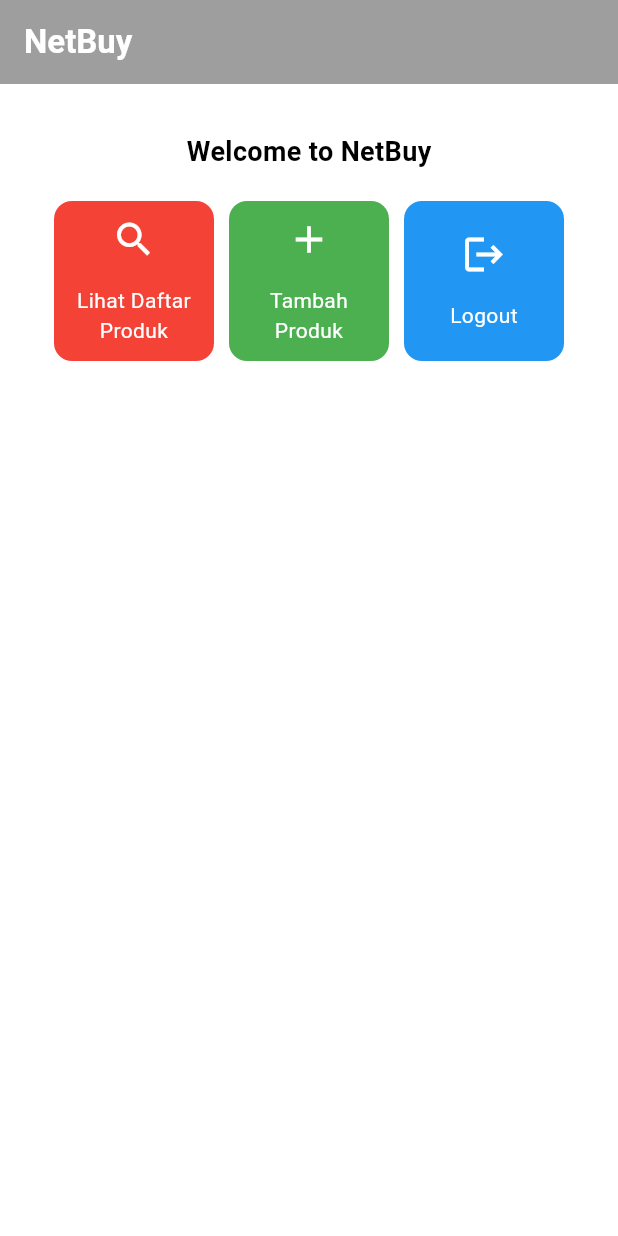
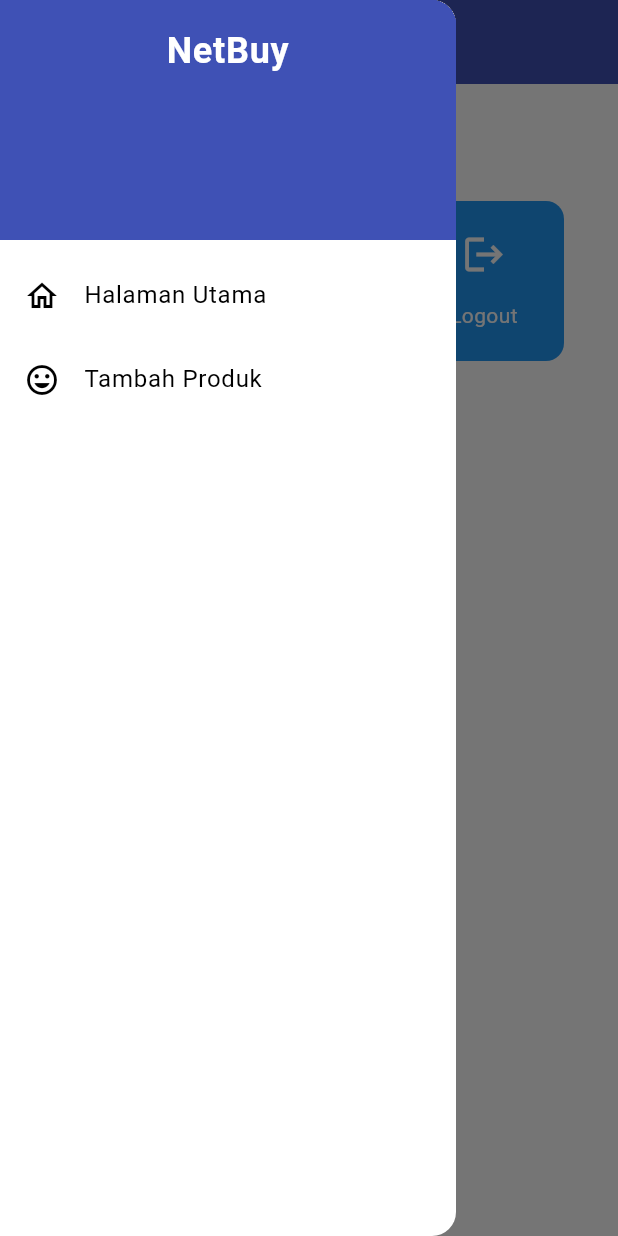
Before and after one commit to abyasa05/e-commerce-mobile, a Flutter app: the screen it shows after launch, with the side drawer open (before the commit the screen has no drawer), on a phone screen of 412 x 824 dp. Run offline on Flutter 3.47's test engine with Material 3 defaults, Android fonts, the phone set to English and light mode, and no system bars.

Commit message:
Tugas 8 selesai

```diff
--- a/lib/main.dart
+++ b/lib/main.dart
@@ -1,5 +1,5 @@
 import 'package:flutter/material.dart';
-import 'package:e_commerce/menu.dart';
+import 'package:e_commerce/screens/menu.dart';
 
 void main() {
   runApp(const MyApp());
@@ -30,8 +30,8 @@ class MyApp extends StatelessWidget {
         // This works for code too, not just values: Most code changes can be
         // tested with just a hot reload.
          colorScheme: ColorScheme.fromSwatch(
-               primarySwatch: Colors.grey,
-         ).copyWith(secondary: Colors.grey[300]),
+               primarySwatch: Colors.indigo,
+         ).copyWith(secondary: Colors.indigo[300]),
         useMaterial3: true,
       ),
       home: MyHomePage(),
--- a/lib/menu.dart
+++ b/lib/screens/menu.dart
@@ -1,4 +1,6 @@
 import 'package:flutter/material.dart';
+import 'package:e_commerce/widgets/left_drawer.dart';
+import 'package:e_commerce/widgets/product_card.dart';
 
 class MyHomePage extends StatelessWidget {
     final List<ItemHomepage> items = [
@@ -24,7 +26,10 @@ class MyHomePage extends StatelessWidget {
             ),
             // Warna latar belakang AppBar diambil dari skema warna tema aplikasi.
             backgroundColor: Theme.of(context).colorScheme.primary,
+            iconTheme: const IconThemeData(color: Colors.white),
           ),
+          // Left drawer
+          drawer: const LeftDrawer(),
           // Body halaman dengan padding di sekelilingnya.
           body: Padding(
             padding: const EdgeInsets.all(16.0),
@@ -74,65 +79,3 @@ class MyHomePage extends StatelessWidget {
         );
     }
 }
-
-class ItemHomepage {
-    final String name;
-    final IconData icon;
-    final Color color;
-
-    ItemHomepage(this.name, this.icon, this.color);
-}
-
-class ItemCard extends StatelessWidget {
-  // Menampilkan kartu dengan ikon dan nama.
-
-  final ItemHomepage item;
-
-  const ItemCard(this.item, {super.key});
-
-  @override
-  Widget build(BuildContext context) {
-    return Material(
-      // Menentukan warna background dari ItemHomePage.
-      color: item.color,
-      // Membuat sudut kartu melengkung.
-      borderRadius: BorderRadius.circular(12),
-
-      child: InkWell(
-        // Aksi ketika kartu ditekan.
-        onTap: () {
-          // Menampilkan pesan SnackBar saat kartu ditekan.
-          ScaffoldMessenger.of(context)
-            ..hideCurrentSnackBar()
-            ..showSnackBar(
-              SnackBar(content: Text("Kamu telah menekan tombol ${item.name}"))
-            );
-        },
-        // Container untuk menyimpan Icon dan Text
-        child: Container(
-          padding: const EdgeInsets.all(8),
-          child: Center(
-            child: Column(
-              // Menyusun ikon dan teks di tengah kartu.
-              mainAxisAlignment: MainAxisAlignment.center,
-              children: [
-                Icon(
-                  item.icon,
-                  color: Colors.white,
-                  size: 30.0,
-                ),
-                const SizedBox(height: 10.0),
-                const Padding(padding: EdgeInsets.all(3)),
-                Text(
-                  item.name,
-                  textAlign: TextAlign.center,
-                  style: const TextStyle(color: Colors.white),
-                ),
-              ],
-            ),
-          ),
-        ),
-      ),
-    );
-  }
-}
--- /dev/null
+++ b/lib/widgets/left_drawer.dart
@@ -0,0 +1,59 @@
+import 'package:flutter/material.dart';
+import 'package:e_commerce/screens/menu.dart';
+import 'package:e_commerce/screens/productentry_form.dart';
+
+class LeftDrawer extends StatelessWidget {
+  const LeftDrawer({super.key});
+
+  @override
+  Widget build(BuildContext context) {
+    return Drawer(
+      child: ListView(
+        children: [
+          DrawerHeader(
+            decoration: BoxDecoration(
+              color: Theme.of(context).colorScheme.primary,
+            ),
+            child: const Column(
+              children: [
+                Text(
+                  'NetBuy',
+                  textAlign: TextAlign.center,
+                  style: TextStyle(
+                    fontSize: 24,
+                    fontWeight: FontWeight.bold,
+                    color: Colors.white,
+                  ),
+                ),
+              ],
+            ),
+          ),
+          ListTile(
+            leading: const Icon(Icons.home_outlined),
+            title: const Text('Halaman Utama'),
+            // Bagian redirection ke MyHomePage
+            onTap: () {
+              Navigator.pushReplacement(
+                  context,
+                  MaterialPageRoute(
+                    builder: (context) => MyHomePage(),
+              ));
+            },
+          ),
+          ListTile(
+            leading: const Icon(Icons.mood),
+            title: const Text('Tambah Produk'),
+            // Bagian redirection ke MoodEntryFormPage
+            onTap: () {
+              Navigator.pushReplacement(
+                  context,
+                  MaterialPageRoute(
+                    builder: (context) => const ProductEntryFormPage(),
+              ));
+            },
+          ),
+        ],
+      ),
+    );
+  }
+}
--- /dev/null
+++ b/lib/widgets/product_card.dart
@@ -0,0 +1,70 @@
+import 'package:flutter/material.dart';
+import 'package:e_commerce/screens/productentry_form.dart';
+
+class ItemHomepage {
+    final String name;
+    final IconData icon;
+    final Color color;
+
+    ItemHomepage(this.name, this.icon, this.color);
+}
+
+class ItemCard extends StatelessWidget {
+  // Menampilkan kartu dengan ikon dan nama.
+
+  final ItemHomepage item;
+
+  const ItemCard(this.item, {super.key});
+
+  @override
+  Widget build(BuildContext context) {
+    return Material(
+      // Menentukan warna background dari ItemHomePage.
+      color: item.color,
+      // Membuat sudut kartu melengkung.
+      borderRadius: BorderRadius.circular(12),
+
+      child: InkWell(
+        // Aksi ketika kartu ditekan.
+        onTap: () {
+          // Menampilkan pesan SnackBar saat kartu ditekan.
+          ScaffoldMessenger.of(context)
+            ..hideCurrentSnackBar()
+            ..showSnackBar(
+              SnackBar(content: Text("Kamu telah menekan tombol ${item.name}"))
+            );
+
+          // Navigate ke route yang sesuai (tergantung jenis tombol)
+          if (item.name == "Tambah Produk") {
+            Navigator.push(context,
+                MaterialPageRoute(builder: (context) => const ProductEntryFormPage()));
+          }
+        },
+        // Container untuk menyimpan Icon dan Text
+        child: Container(
+          padding: const EdgeInsets.all(8),
+          child: Center(
+            child: Column(
+              // Menyusun ikon dan teks di tengah kartu.
+              mainAxisAlignment: MainAxisAlignment.center,
+              children: [
+                Icon(
+                  item.icon,
+                  color: Colors.white,
+                  size: 30.0,
+                ),
+                const SizedBox(height: 10.0),
+                const Padding(padding: EdgeInsets.all(3)),
+                Text(
+                  item.name,
+                  textAlign: TextAlign.center,
+                  style: const TextStyle(color: Colors.white),
+                ),
+              ],
+            ),
+          ),
+        ),
+      ),
+    );
+  }
+}
```
Also changed, not shown: lib/screens/productentry_form.dart (added, +165 -0 lines), 1 other file.
